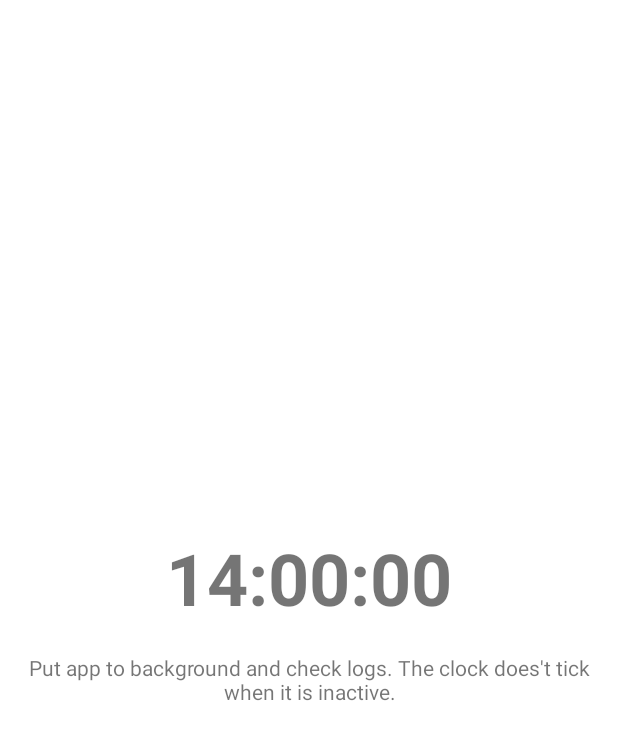
After one commit to aartikov/Sesame, an Android app: the layout screen_clock.xml on its own in the app's theme, with its tools: preview values and no code run, on a phone screen of 412 x 824 dp. The commit adds this screen. Shown: the top 740 px of the screen. Run offline under Robolectric (Android 15) with nearby library versions, the phone set to English and light mode, and no system bars.

Commit message:
Sample for Activable

```diff
--- a/build.gradle
+++ b/build.gradle
@@ -20,6 +20,7 @@ allprojects {
     repositories {
         google()
         jcenter()
+        maven { url "https://kotlin.bintray.com/kotlinx/" }
     }
 }
 
--- a/sample/src/main/java/me/aartikov/androidarchitecture/MainActivity.kt
+++ b/sample/src/main/java/me/aartikov/androidarchitecture/MainActivity.kt
@@ -4,6 +4,7 @@ import android.os.Bundle
 import androidx.appcompat.app.AppCompatActivity
 import dagger.hilt.android.AndroidEntryPoint
 import me.aartikov.androidarchitecture.counter.CounterScreen
+import me.aartikov.androidarchitecture.dialogs.ClockScreen
 import me.aartikov.androidarchitecture.dialogs.DialogsScreen
 import me.aartikov.androidarchitecture.menu.MenuScreen
 import me.aartikov.androidarchitecture.movies.ui.MoviesScreen
@@ -40,6 +41,7 @@ class MainActivity : AppCompatActivity(), NavigationMessageHandler {
             is OpenProfileScreen -> navigator.goTo(ProfileScreen())
             is OpenDialogsScreen -> navigator.goTo(DialogsScreen())
             is OpenMoviesScreen -> navigator.goTo(MoviesScreen())
+            is OpenClockScreen -> navigator.goTo(ClockScreen())
         }
         return true
     }
--- a/sample/src/main/java/me/aartikov/androidarchitecture/NavigationMessages.kt
+++ b/sample/src/main/java/me/aartikov/androidarchitecture/NavigationMessages.kt
@@ -7,3 +7,4 @@ object OpenCounterScreen : NavigationMessage
 object OpenProfileScreen : NavigationMessage
 object OpenDialogsScreen : NavigationMessage
 object OpenMoviesScreen : NavigationMessage
+object OpenClockScreen : NavigationMessage
--- a/sample/src/main/java/me/aartikov/androidarchitecture/base/BaseScreen.kt
+++ b/sample/src/main/java/me/aartikov/androidarchitecture/base/BaseScreen.kt
@@ -7,6 +7,7 @@ import androidx.annotation.LayoutRes
 import androidx.fragment.app.Fragment
 import androidx.fragment.app.createViewModelLazy
 import androidx.lifecycle.LifecycleOwner
+import me.aartikov.lib.activable.bindToLifecycle
 import me.aartikov.lib.dialog.DialogObserver
 import me.aartikov.lib.navigation.NavigationMessageDispatcher
 import me.aartikov.lib.navigation.bind
@@ -29,6 +30,8 @@ abstract class BaseScreen<VM : BaseViewModel>(
     override fun onViewCreated(view: View, savedInstanceState: Bundle?) {
         super.onViewCreated(view, savedInstanceState)
 
+        vm.bindToLifecycle(viewLifecycleOwner.lifecycle)
+
         vm.navigationMessageQueue.bind(viewLifecycleOwner, navigationMessageDispatcher, node = this)
 
         vm.showError bind {
--- a/sample/src/main/java/me/aartikov/androidarchitecture/menu/MenuScreen.kt
+++ b/sample/src/main/java/me/aartikov/androidarchitecture/menu/MenuScreen.kt
@@ -21,6 +21,7 @@ class MenuScreen : BaseScreen<MenuViewModel>(R.layout.screen_menu, MenuViewModel
             profileButton.setOnClickListener { vm.onProfileButtonClicked() }
             dialogsButton.setOnClickListener { vm.onDialogsButtonClicked() }
             moviesButton.setOnClickListener { vm.onMoviesButtonClicked() }
+            clockButton.setOnClickListener { vm.onClockButtonClicked() }
         }
     }
 }
--- /dev/null
+++ b/sample/src/main/res/layout/screen_clock.xml
@@ -0,0 +1,25 @@
+<?xml version="1.0" encoding="utf-8"?>
+<LinearLayout xmlns:android="http://schemas.android.com/apk/res/android"
+    xmlns:tools="http://schemas.android.com/tools"
+    android:layout_width="match_parent"
+    android:layout_height="match_parent"
+    android:gravity="center"
+    android:orientation="vertical">
+
+    <TextView
+        android:id="@+id/time"
+        android:layout_width="wrap_content"
+        android:layout_height="wrap_content"
+        android:textSize="48sp"
+        android:textStyle="bold"
+        tools:text="14:00:00" />
+
+    <TextView
+        android:id="@+id/description"
+        android:layout_width="match_parent"
+        android:layout_height="wrap_content"
+        android:layout_marginHorizontal="18dp"
+        android:layout_marginTop="18dp"
+        android:gravity="center_horizontal"
+        android:text="@string/clock_description" />
+</LinearLayout>
--- a/sample/src/main/res/values/strings.xml
+++ b/sample/src/main/res/values/strings.xml
@@ -6,6 +6,7 @@
     <string name="profile_button">Profile</string>
     <string name="dialogs_button">Dialogs</string>
     <string name="movies_button">Movies</string>
+    <string name="clock_button">Clock</string>
 
     <!-- Profile -->
     <string name="retry_button">Retry</string>
@@ -19,4 +20,7 @@
 
     <!-- Movies -->
     <string name="empty_view_text">No items to display</string>
+
+    <!-- Clock -->
+    <string name="clock_description">Put app to background and check logs. The clock does\'t tick when it is inactive.</string>
 </resources>
```
Also changed, not shown: dependencies.gradle (+7 -1 lines), sample/build.gradle (+12 -4 lines), sample/src/main/java/me/aartikov/androidarchitecture/base/BaseViewModel.kt (+12 -1 lines), sample/src/main/java/me/aartikov/androidarchitecture/clock/ClockScreen.kt (added, +23 -0 lines), sample/src/main/java/me/aartikov/androidarchitecture/clock/ClockViewModel.kt (added, +37 -0 lines), sample/src/main/java/me/aartikov/androidarchitecture/menu/MenuViewModel.kt (+5 -4 lines), sample/src/main/res/layout/screen_menu.xml (+7 -0 lines).
